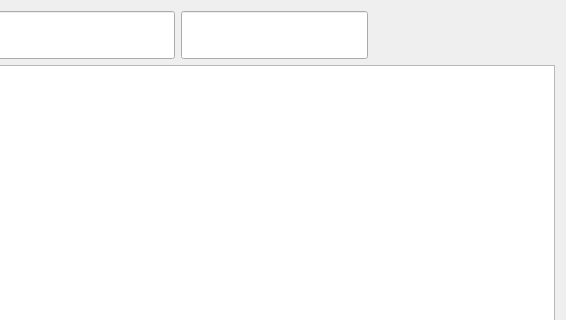
The window that form/WeightingView.ui (Knueppl/achsenlastwaage) describes before a commit, drawn with Qt 5; both pictures show x 405 to 971 and y 0 to 320 of the 971 by 515 pixel window.
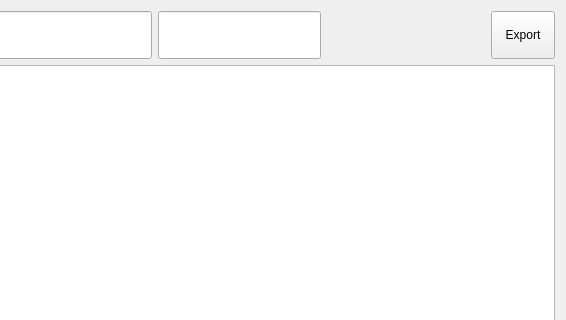
The same window after the commit.

Commit message: Added led and export csv function.

The edit to the form file:
```diff
--- a/form/WeightingView.ui
+++ b/form/WeightingView.ui
@@ -114,6 +114,31 @@
        </property>
       </spacer>
      </item>
+     <item>
+      <widget class="QPushButton" name="_pushExportCsv">
+       <property name="sizePolicy">
+        <sizepolicy hsizetype="Fixed" vsizetype="Fixed">
+         <horstretch>0</horstretch>
+         <verstretch>0</verstretch>
+        </sizepolicy>
+       </property>
+       <property name="minimumSize">
+        <size>
+         <width>48</width>
+         <height>48</height>
+        </size>
+       </property>
+       <property name="maximumSize">
+        <size>
+         <width>64</width>
+         <height>64</height>
+        </size>
+       </property>
+       <property name="text">
+        <string>Export</string>
+       </property>
+      </widget>
+     </item>
     </layout>
    </item>
    <item>
```
The commit also changes 8 other files.
